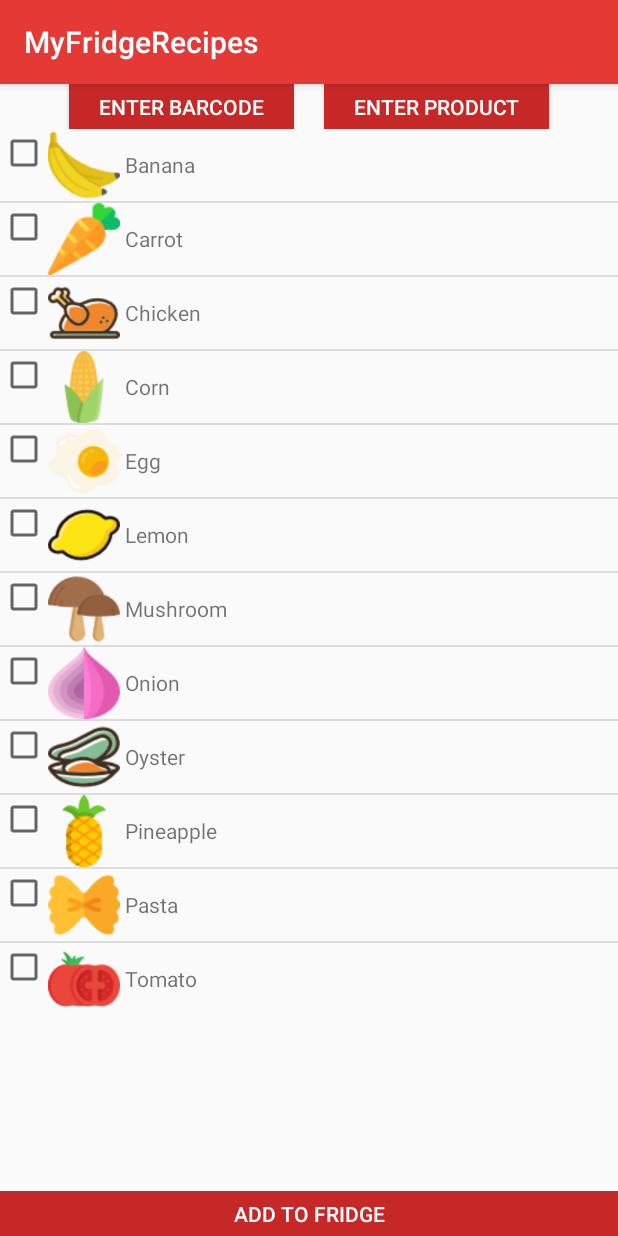
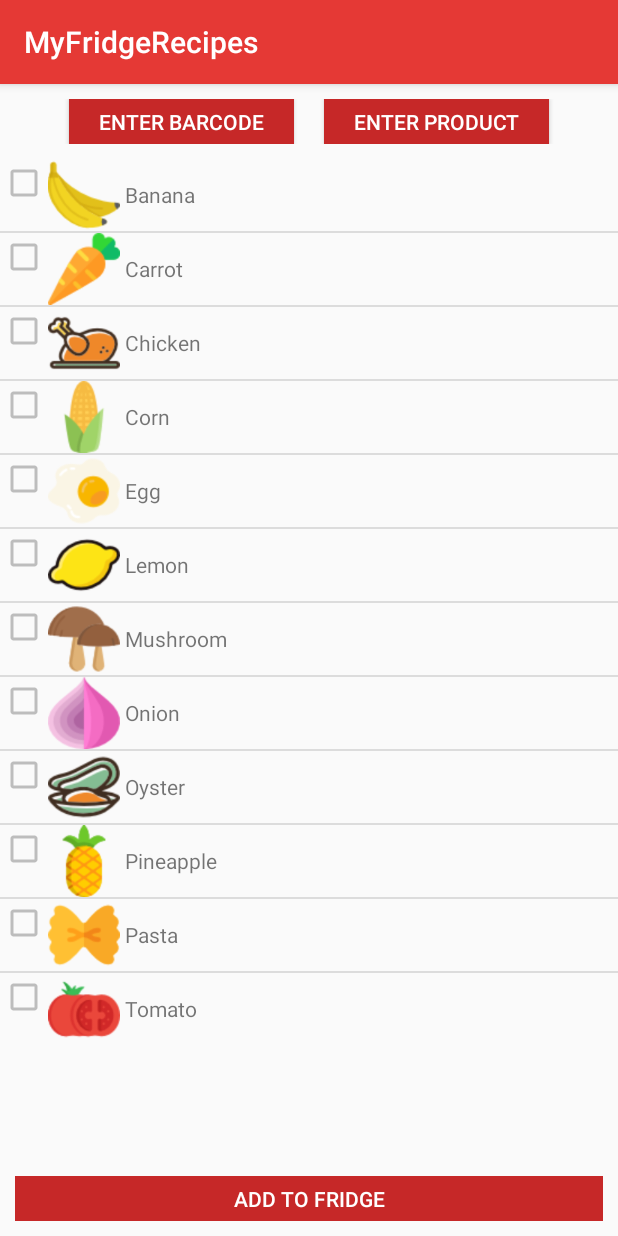
Before and after one commit to clarabrieu/MyFridgeRecipes_ANDROID, an Android app: the ManualActivity screen opened directly, with no data from a screen before it, on a phone screen of 412 x 824 dp. Run offline under Robolectric (Android 15) with nearby library versions, the phone set to English and light mode, and no system bars.

Commit message:
MANUAL - Un peu de mise en forme

```diff
--- a/app/src/main/res/layout/activity_manual.xml
+++ b/app/src/main/res/layout/activity_manual.xml
@@ -19,9 +19,10 @@
 
         <LinearLayout
             android:layout_width="match_parent"
-            android:layout_height="90dp"
+            android:layout_height="150dp"
             android:layout_weight="1"
             android:gravity="center"
+            android:padding="10dp"
             android:orientation="horizontal">
 
             <Button
@@ -65,8 +66,9 @@
 
         <LinearLayout
             android:layout_width="match_parent"
-            android:layout_height="90dp"
+            android:layout_height="150dp"
             android:layout_gravity="bottom"
+            android:padding="10dp"
             android:layout_weight="1">
 
             <Button
@@ -77,6 +79,7 @@
                 android:text="Add to fridge"
                 android:textColor="@color/White" />
         </LinearLayout>
+
     </LinearLayout>
 
 </android.support.constraint.ConstraintLayout>
--- a/app/src/main/res/layout/row.xml
+++ b/app/src/main/res/layout/row.xml
@@ -12,15 +12,13 @@
             android:id="@+id/rowCheckBox"
             android:layout_width="wrap_content"
             android:layout_height="wrap_content"
-
-            />
+            android:buttonTint="@color/checkbox"/>
 
         <ImageView
             android:id="@+id/rowImageView"
             android:layout_gravity="right"
             android:layout_width="48dp"
-            android:layout_height="48dp"
-            />
+            android:layout_height="48dp" />
 
         <TextView
             android:id="@+id/rowTextView"
--- a/app/src/main/res/values/colors.xml
+++ b/app/src/main/res/values/colors.xml
@@ -5,4 +5,5 @@
     <color name="colorAccent">#734053</color>
     <color name="colorText">#313335</color>
     <color name="White">#FFFFFF</color>
+    <color name="checkbox">#bdbdbd</color>
 </resources>
```
Also changed, not shown: app/src/main/java/isen/fr/myfridgerecipes/ManualActivity.java (+13 -14 lines).
